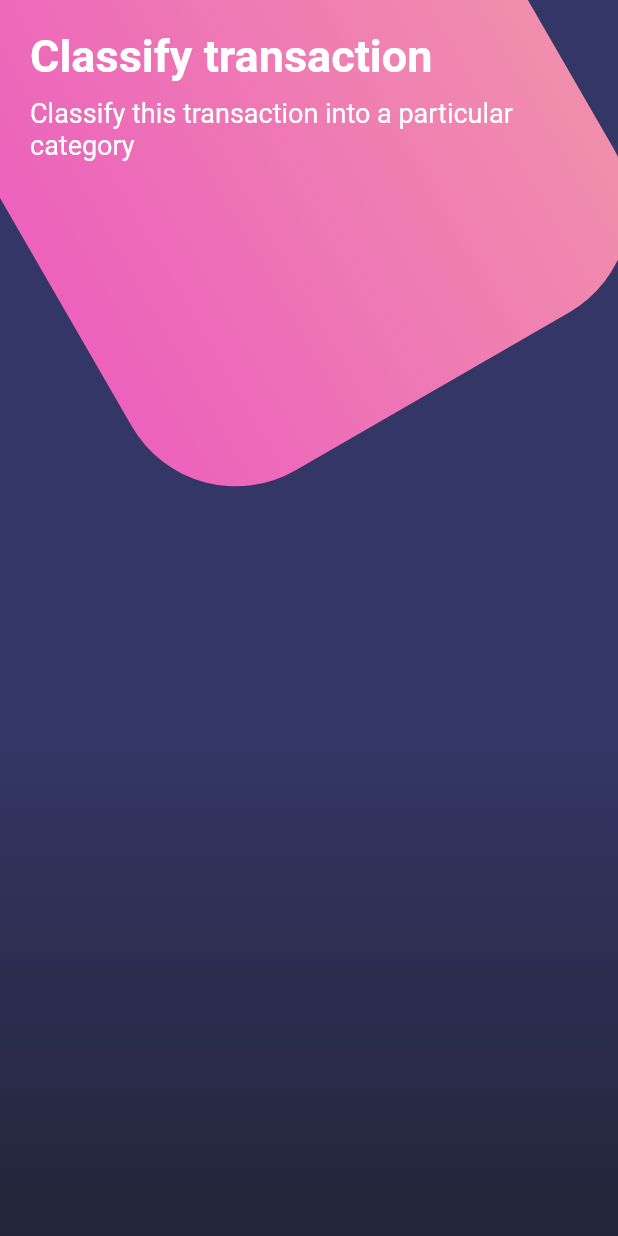
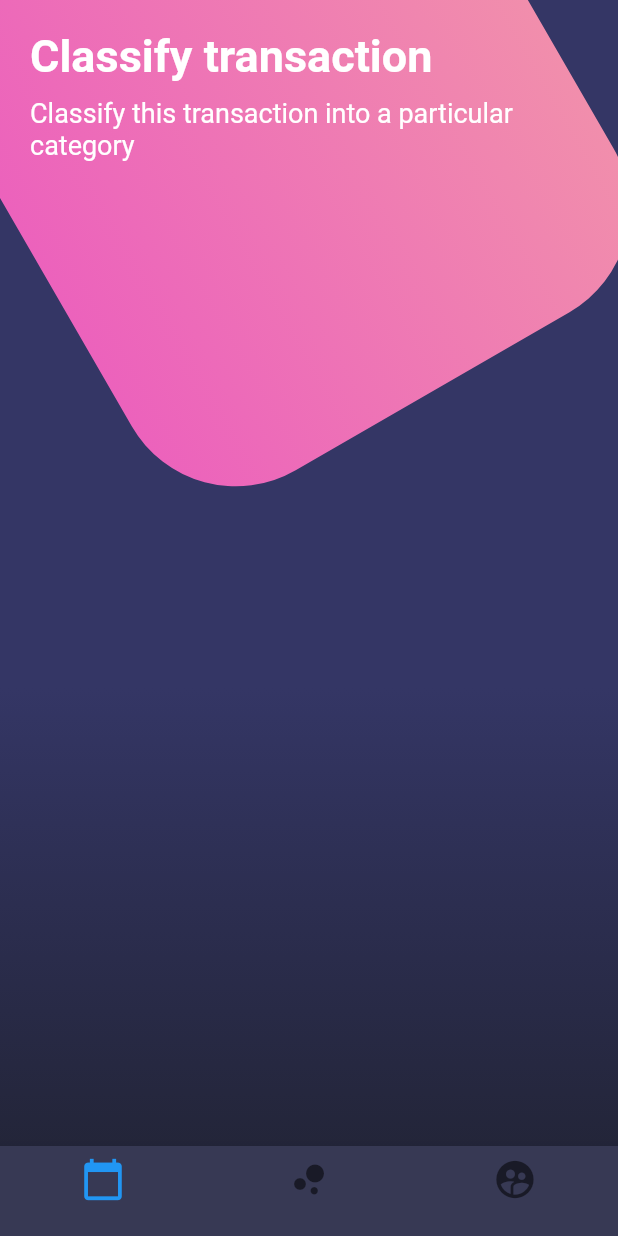
Before and after one commit to CristhoperDev/disenos_flutter_app, a Flutter app: the screen it shows after launch, on a phone screen of 412 x 824 dp. Run offline on Flutter 3.47's test engine with Material 2 defaults, Android fonts, the phone set to English and light mode, and no system bars.

Commit message:
complex design bottom navigation bar

```diff
--- a/lib/src/pages/buttons_page.dart
+++ b/lib/src/pages/buttons_page.dart
@@ -21,6 +21,7 @@ class ButtonsPage extends StatelessWidget {
           ],
         )
       ),
+      bottomNavigationBar: _bottonNavigationBar(context),
     );
   }
 
@@ -86,4 +87,30 @@ class ButtonsPage extends StatelessWidget {
       ),
     );
   }
+
+  Widget _bottonNavigationBar(BuildContext context) {
+    return Theme(
+      data: Theme.of(context).copyWith(
+        canvasColor: Color.fromRGBO(55, 57, 84, 1.0),
+        primaryColor: Colors.pinkAccent,
+        textTheme: Theme.of(context).textTheme.copyWith(caption: TextStyle(color: Color.fromRGBO(116, 117, 152, 1.0))),
+      ),
+      child: BottomNavigationBar(
+        items: [
+          BottomNavigationBarItem(
+            icon: Icon(Icons.calendar_today, size: 30.0),
+            title: Container(),
+          ),
+          BottomNavigationBarItem(
+            icon: Icon(Icons.bubble_chart, size: 30.0),
+            title: Container(),
+          ),
+          BottomNavigationBarItem(
+            icon: Icon(Icons.supervised_user_circle, size: 30.0),
+            title: Container(),
+          ),
+        ],
+      ),
+    );
+  }
 }
```
